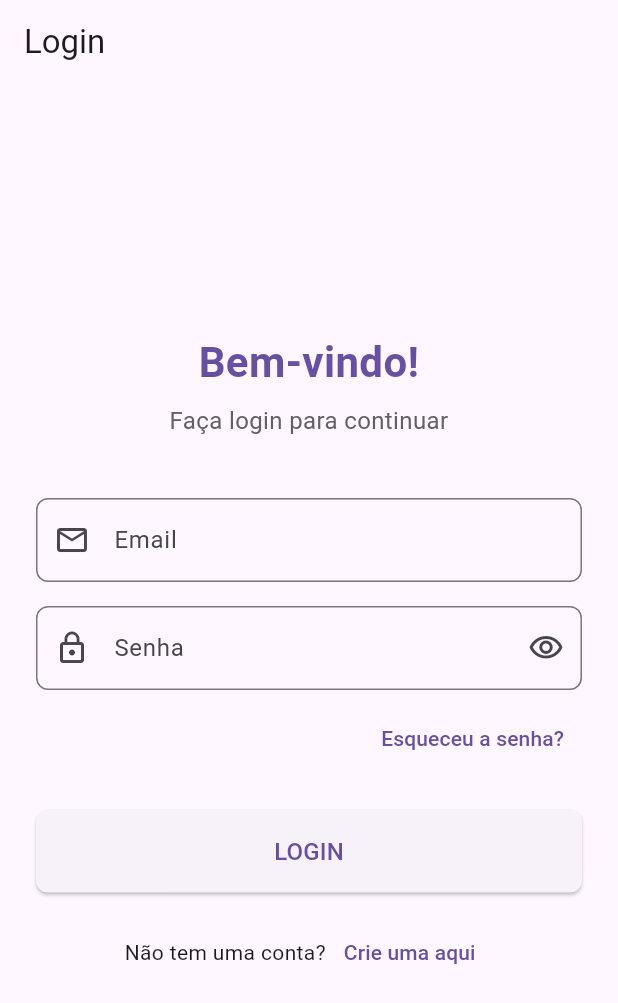
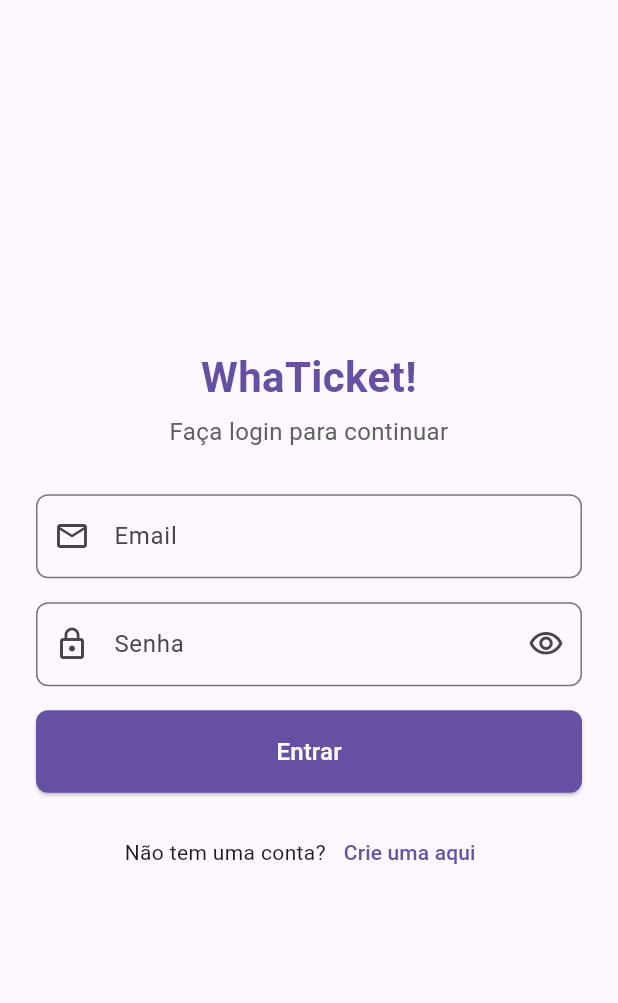
Before and after one commit to Kissimbila16/whathicket, a Flutter app: the screen it shows after launch, on a phone screen of 412 x 824 dp. Shown: the top 1003 px of the screen. Run offline on Flutter 3.47's test engine with Material 3 defaults, Android fonts, the light colour scheme and no system bars.

```diff
--- a/lib/src/login/login.dart
+++ b/lib/src/login/login.dart
@@ -8,14 +8,11 @@ class LoginPage extends StatefulWidget {
 }
 
 class LoginPageState extends State<LoginPage> {
-  // Chave global para identificar o formulário e permitir a validação.
   final _formKey = GlobalKey<FormState>();
 
-  // Controladores para os campos de texto
   final TextEditingController _emailController = TextEditingController();
   final TextEditingController _passwordController = TextEditingController();
 
-  // Foco para os campos de texto (melhora a experiência do usuário)
   final FocusNode _emailFocusNode = FocusNode();
   final FocusNode _passwordFocusNode = FocusNode();
   final FocusNode _loginButtonFocusNode = FocusNode(); // Para focar no botão após a senha
@@ -25,7 +22,6 @@ class LoginPageState extends State<LoginPage> {
 
   @override
   void dispose() {
-    // Limpar os controladores e focus nodes quando o widget for descartado
     _emailController.dispose();
     _passwordController.dispose();
     _emailFocusNode.dispose();
@@ -35,24 +31,18 @@ class LoginPageState extends State<LoginPage> {
   }
 
   Future<void> _login() async {
-    // Esconder o teclado
     FocusScope.of(context).unfocus();
 
-    // Validar o formulário
     if (_formKey.currentState?.validate() ?? false) {
       setState(() {
         _isLoading = true; // Inicia o indicador de carregamento
       });
 
-      // Simulação de uma chamada de API/autenticação
       await Future.delayed(const Duration(seconds: 2));
 
-      // Aqui você implementaria sua lógica de autenticação real.
-      // Por exemplo, verificar se _emailController.text e _passwordController.text são válidos.
-      final email = _emailController.text;
+     final email = _emailController.text;
       final password = _passwordController.text;
 
-      // Exemplo de verificação simples (substitua pela sua lógica)
       if (email == 'teste@exemplo.com' && password == 'senha123') {
         if (mounted) { // Verifica se o widget ainda está na árvore de widgets
           ScaffoldMessenger.of(context).showSnackBar(
@@ -61,11 +51,7 @@ class LoginPageState extends State<LoginPage> {
               backgroundColor: Colors.green,
             ),
           );
-          // Navegar para a próxima página (ex: HomePage)
-          // Navigator.pushReplacementNamed(context, '/home');
-          // Por agora, vamos apenas voltar como no seu exemplo original,
-          // mas idealmente você navegaria para uma tela principal.
-          Navigator.pop(context); // Ou navegue para a tela principal
+    Navigator.pop(context); // Ou navegue para a tela principal
         }
       } else {
         if (mounted) {
@@ -89,14 +75,6 @@ class LoginPageState extends State<LoginPage> {
   @override
   Widget build(BuildContext context) {
     return Scaffold(
-      appBar: AppBar(
-        title: const Text('Login'),
-        // Se você quiser um botão de voltar explícito na AppBar:
-        // leading: IconButton(
-        //   icon: const Icon(Icons.arrow_back),
-        //   onPressed: () => Navigator.pop(context),
-        // ),
-      ),
       body: Center(
         child: SingleChildScrollView( // Permite rolagem se o conteúdo for maior que a tela
           padding: const EdgeInsets.all(24.0),
@@ -108,7 +86,7 @@ class LoginPageState extends State<LoginPage> {
               children: <Widget>[
                 // Logo ou Título (opcional)
                 Text(
-                  'Bem-vindo!',
+                  'WhaTicket!',
                   textAlign: TextAlign.center,
                   style: TextStyle(
                     fontSize: 28,
@@ -116,7 +94,7 @@ class LoginPageState extends State<LoginPage> {
                     color: Theme.of(context).primaryColor,
                   ),
                 ),
-                const SizedBox(height: 8),
+                const SizedBox(height: 5),
                 Text(
                   'Faça login para continuar',
                   textAlign: TextAlign.center,
@@ -125,7 +103,7 @@ class LoginPageState extends State<LoginPage> {
                     color: Colors.grey[700],
                   ),
                 ),
-                const SizedBox(height: 40.0),
+                const SizedBox(height: 30.0),
 
                 // Campo de Email
                 TextFormField(
@@ -197,22 +175,7 @@ class LoginPageState extends State<LoginPage> {
                     return null;
                   },
                 ),
-                const SizedBox(height: 8.0),
-
-                // Link "Esqueci minha senha" (opcional)
-                Align(
-                  alignment: Alignment.centerRight,
-                  child: TextButton(
-                    onPressed: () {
-                      // Lógica para "Esqueci minha senha"
-                      ScaffoldMessenger.of(context).showSnackBar(
-                        const SnackBar(content: Text('Funcionalidade "Esqueci minha senha" a ser implementada.')),
-                      );
-                    },
-                    child: const Text('Esqueceu a senha?'),
-                  ),
-                ),
-                const SizedBox(height: 24.0),
+                const SizedBox(height: 16.0),
 
                 // Botão de Login
                 _isLoading
@@ -224,11 +187,11 @@ class LoginPageState extends State<LoginPage> {
                           shape: RoundedRectangleBorder(
                             borderRadius: BorderRadius.circular(8.0),
                           ),
-                          // backgroundColor: Theme.of(context).primaryColor, // Cor de fundo
-                          // foregroundColor: Colors.white, // Cor do texto e ícone
+                          backgroundColor: Theme.of(context).primaryColor, // Cor de fundo
+                          foregroundColor: Colors.white, // Cor do texto e ícone
                         ),
                         onPressed: _login,
-                        child: const Text('LOGIN', style: TextStyle(fontSize: 16)),
+                        child: const Text('Entrar', style: TextStyle(fontSize: 16)),
                       ),
                 const SizedBox(height: 16.0),
 
@@ -249,15 +212,6 @@ class LoginPageState extends State<LoginPage> {
                     ),
                   ],
                 ),
-
-                // Botão de Voltar (como no seu exemplo original, se ainda necessário)
-                // Se a navegação para login for feita com push, a AppBar já terá o botão de voltar.
-                // Se não, você pode adicionar um botão explícito:
-                // const SizedBox(height: 20),
-                // TextButton(
-                //   onPressed: () => Navigator.pop(context),
-                //   child: const Text('Voltar para a tela anterior'),
-                // ),
               ],
             ),
           ),
```
Also changed, not shown: lib/src/home/home.dart (added, +19 -0 lines).
